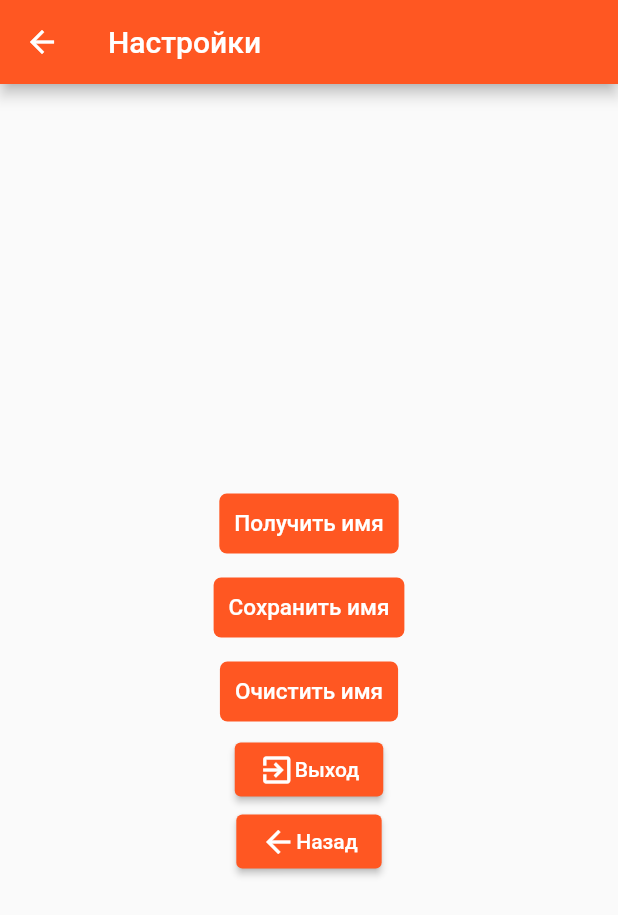
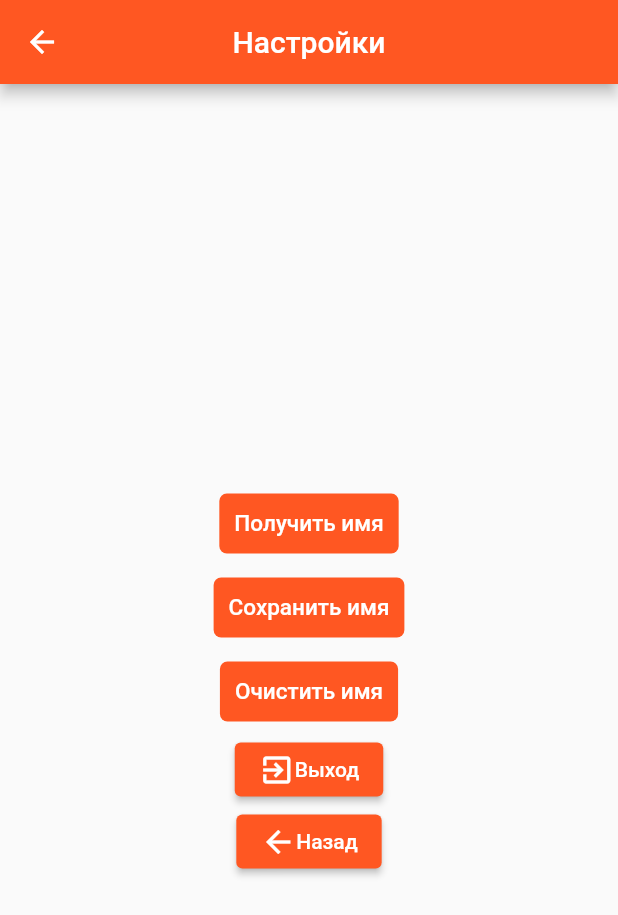
Before and after one commit to immellstorm/flutter_project, a Flutter app: the SettingsPageContent screen opened directly, on a phone screen of 412 x 824 dp. Shown: the top 915 px of the screen. Run offline on Flutter 3.47's test engine with Material 2 defaults, Android fonts, the phone set to English and light mode, and no system bars; our stand-ins replace dio, drift, equatable, firebase_core, firebase_crashlytics, flutter_bloc and 3 more; accounts and stored records are empty; generated files the repository leaves out were written again; network calls fail.

```diff
--- a/lib/components/constants.dart
+++ b/lib/components/constants.dart
@@ -3,7 +3,8 @@ import 'package:flutter_cache_manager/flutter_cache_manager.dart';
 
 class MovieQuery {
   static const String baseUrl = 'https://api.tvmaze.com/search/shows';
-  static const String pisecImageUrl = 'https://a.d-cd.net/KiAAAgCig-A-960.jpg';
+  static const String noImageUrl =
+      'https://www.nwoncologyindiana.com/wp-content/uploads/2020/04/no-img.png';
   static const String nothingImageUrl =
       'https://venturebeat.com/wp-content/uploads/2014/07/imgur-search.png?fit=400%2C236&strip=all';
   static const String emptyWishlist =
--- a/lib/components/delayed_action.dart
+++ b/lib/components/delayed_action.dart
@@ -1,5 +1,4 @@
 import 'dart:async';
-
 import 'dart:ui';
 
 class DelayedAction {
--- a/lib/components/locals/locale_base.dart
+++ b/lib/components/locals/locale_base.dart
@@ -40,4 +40,10 @@ abstract class LocaleBase {
   String get description;
 
   String get relaseData;
+
+  String get endedData;
+
+  String get originLanguage;
+
+  String get officialSite;
 }
--- a/lib/data/db/tables/movie_table.dart
+++ b/lib/data/db/tables/movie_table.dart
@@ -10,4 +10,7 @@ class MovieTable extends Table {
   RealColumn get voteAverage => real().nullable()();
   TextColumn get releaseDate => text().nullable()();
   TextColumn get description => text().nullable()();
+  TextColumn get originLanguage => text().nullable()();
+  TextColumn get officialSite => text().nullable()();
+  TextColumn get ended => text().nullable()();
 }
--- a/lib/presentation/description/page/description_page.dart
+++ b/lib/presentation/description/page/description_page.dart
@@ -2,8 +2,16 @@ import 'package:flutter/material.dart';
 import 'package:flutter_project/presentation/description/page/film_description.dart';
 
 class DescriptionArguments {
-  const DescriptionArguments(this.id, this.title, this.picture,
-      this.releaseDate, this.voteAverage, this.description);
+  const DescriptionArguments(
+      this.id,
+      this.title,
+      this.picture,
+      this.releaseDate,
+      this.voteAverage,
+      this.description,
+      this.originLanguage,
+      this.officialSite,
+      this.ended);
 
   final int id;
   final String title;
@@ -11,6 +19,9 @@ class DescriptionArguments {
   final String? releaseDate;
   final double? voteAverage;
   final String? description;
+  final String? originLanguage;
+  final String? officialSite;
+  final String? ended;
 }
 
 class DescriptionPage extends StatelessWidget {
@@ -33,58 +44,3 @@ class DescriptionPage extends StatelessWidget {
     );
   }
 }
-
-// class DescriptionPage extends StatelessWidget {
-//   const DescriptionPage({required this.arguments, Key? key}) : super(key: key);
-//   final DescriptionArguments arguments;
-//   static const path = '/description';
-
-// @override
-// Widget build(BuildContext context) {
-//   return BlocProvider<DescriptionBloc>(
-//       lazy: false,
-//       create: (_) => DescriptionBloc()
-//         ..add(
-//           LoadNameEvent(),
-//         ),
-//       child: const DescriptionContent());
-// }
-// }
-//
-// class DescriptionContent extends StatefulWidget {
-//   const DescriptionContent({Key? key}) : super(key: key);
-//
-//   @override
-//   State<DescriptionContent> createState() => _DescriptionContent();
-// }
-//
-// class _DescriptionContent extends State<DescriptionContent> {
-//   @override
-//   Widget build(BuildContext context) {
-//     return Scaffold(
-//       appBar: AppBar(
-//         title: const Text('Description'),
-//       ),
-//       body: FilmDescription(arguments: id),
-//     );
-//   }
-// @override
-// Widget build(BuildContext context) {
-//   return Scaffold(
-//     appBar: AppBar(
-//       title: const Text('Description'),
-//     ),
-//     body: Center(
-//       child: Column(
-//         children: [
-//           BlocBuilder<DescriptionBloc, DescriptionState>(
-//               builder: (context, state) {
-//                 return Text('111');
-//                   ),
-//               }),
-//         ],
-//       ),
-//     ),
-//   );
-// }
-//}
--- a/lib/presentation/home/home_screen.dart
+++ b/lib/presentation/home/home_screen.dart
@@ -213,7 +213,7 @@ class _Error extends StatelessWidget {
 
   @override
   Widget build(BuildContext context) {
-    return Image.network(MovieQuery.pisecImageUrl, fit: BoxFit.cover);
+    return Image.network(MovieQuery.noImageUrl, fit: BoxFit.cover);
   }
 }
 
--- a/lib/presentation/settings/pages/settings_page.dart
+++ b/lib/presentation/settings/pages/settings_page.dart
@@ -37,6 +37,7 @@ class _SettingsPageState extends State<SettingsPageContent> {
     return Scaffold(
       appBar: AppBar(
         title: Text(context.locale.settings),
+        centerTitle: true,
       ),
       body: Center(
         child: Column(
--- a/lib/presentation/wishlist/wishlist_page.dart
+++ b/lib/presentation/wishlist/wishlist_page.dart
@@ -129,7 +129,7 @@ class _Error extends StatelessWidget {
 
   @override
   Widget build(BuildContext context) {
-    return Image.network(MovieQuery.pisecImageUrl, fit: BoxFit.cover);
+    return Image.network(MovieQuery.noImageUrl, fit: BoxFit.cover);
   }
 }
 
```
Also changed, not shown: lib/components/locals/en.dart (+9 -0 lines), lib/components/locals/ru.dart (+9 -0 lines), lib/data/dtos/show_card_dto.dart (+18 -7 lines), lib/data/mappers/show_mapper.dart (+5 -2 lines), lib/domain/models/movie_cart_models.dart (+19 -8 lines), lib/presentation/description/page/film_description.dart (+37 -51 lines), lib/presentation/home/movie_card.dart (+15 -9 lines), lib/data/db/database.g.dart, lib/data/dtos/show_card_dto.g.dart.
